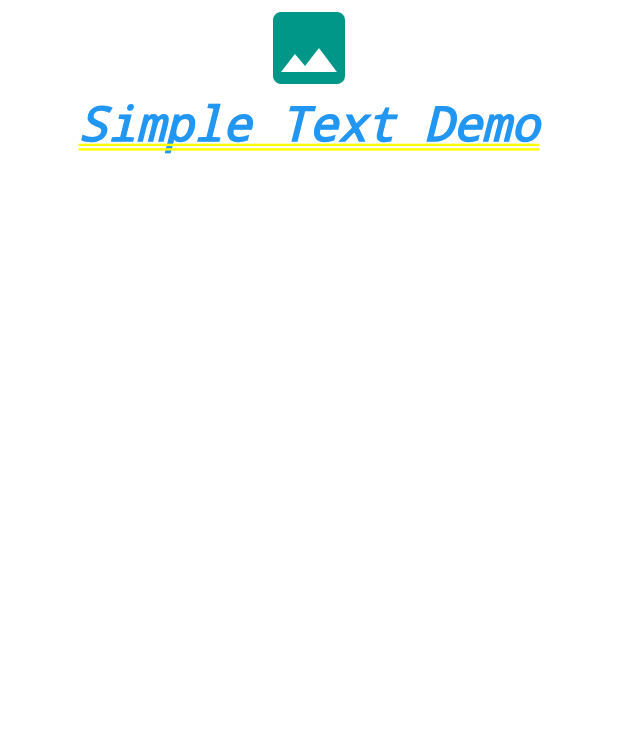
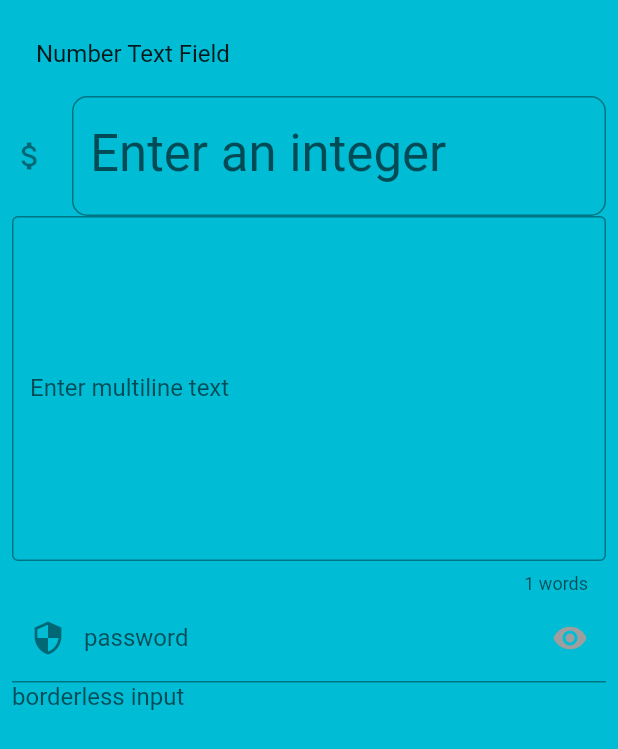
Before and after one commit to zarneezawwinoo/firstFlutter, a Flutter app: the screen it shows after launch, on a phone screen of 412 x 824 dp. Shown: the top 749 px of the screen. Run offline on Flutter 3.47's test engine with Material 2 defaults, Android fonts, the phone set to English and light mode, and no system bars; our stand-ins replace fluttertoast.

Commit message:
1.add: text_field_screen.dart for various text widgets

```diff
--- a/lib/main.dart
+++ b/lib/main.dart
@@ -1,5 +1,5 @@
 import 'package:flutter/material.dart';
-import 'ui/login_screen.dart';
+import 'ui/text_field_screen.dart';
 
 void main() {
   runApp(MyApp());
@@ -16,6 +16,7 @@ class MyApp extends StatelessWidget {
         primaryColor: Colors.teal,
         visualDensity: VisualDensity.adaptivePlatformDensity,
       ),
-      home: LoginScreen(),
+      home: TextFieldScreen(),
+
     );
 }
--- a/lib/ui/login_screen.dart
+++ b/lib/ui/login_screen.dart
@@ -1,4 +1,5 @@
 import 'package:flutter/material.dart';
+
 class LoginScreen extends StatefulWidget {
   @override
   _LoginScreenState createState() => _LoginScreenState();
@@ -24,7 +25,9 @@ class _LoginScreenState extends State<LoginScreen> {
             decoration: TextDecoration.underline,
           ),
         ),
+
       ],
     )
   );
+
 }
--- /dev/null
+++ b/lib/ui/text_field_screen.dart
@@ -0,0 +1,107 @@
+import 'package:flutter/material.dart';
+import 'package:fluttertoast/fluttertoast.dart';
+class TextFieldScreen extends StatefulWidget {
+  @override
+  _TextFieldScreenState createState() => _TextFieldScreenState();
+}
+
+class _TextFieldScreenState extends State<TextFieldScreen> {
+  bool _numberInputIsValid=true;
+  final _controller=TextEditingController();
+  @override
+  Widget build(BuildContext context) => Scaffold(
+    backgroundColor: Colors.cyan,
+    body:   ListView(
+      padding: const EdgeInsets.all(8),
+      children: <Widget>[
+        const ListTile(
+          title: Text('Number Text Field'),
+        ),
+        _buildNumberTextField(),
+        _buildMultilineTextField(),
+        _buildPasswordTextField(),
+        _buildBorderlessTextField(),
+
+      ],
+    ),
+  );
+  Widget _buildNumberTextField() =>
+      TextField(
+        keyboardType: TextInputType.number,
+        style: Theme.of(context).textTheme.headline4,
+        decoration: InputDecoration(
+            icon: Icon(Icons.attach_money),
+            labelText: 'Enter an integer',
+            errorText: _numberInputIsValid ? null : 'Please enter an integer',
+            border: const OutlineInputBorder(
+              borderRadius: BorderRadius.all(Radius.circular(10)),
+            )
+        ),
+        onSubmitted: (val)=>
+        Fluttertoast.showToast(msg: 'You entered: ${int.parse(val)}',
+          toastLength: Toast.LENGTH_LONG,
+          gravity: ToastGravity.CENTER,
+          backgroundColor: Colors.amber,
+          textColor: Colors.black,
+          webPosition: val,
+        ), onChanged: (val) {
+
+        var v = int.tryParse(val);
+        debugPrint('parsed value=$v');
+        if (v == null) {
+          setState(() =>
+            _numberInputIsValid = false
+          );
+        }
+        else{
+          setState(() =>
+              _numberInputIsValid=true
+          );
+        }
+      },
+      );
+  Widget _buildMultilineTextField()=> TextField(
+      controller: _controller,
+      maxLines: 10,
+      textCapitalization: TextCapitalization.sentences,
+      decoration: InputDecoration(
+        counterText: '${_controller.text.split(' ').length} words',
+        labelText: 'Enter multiline text',
+        hintText: 'type somethings...',
+        border: const OutlineInputBorder(),
+      ),
+    onChanged: (text) {
+      setState((){});
+      print(_controller.text);
+    },
+
+    );
+  bool _showPassword=false;
+  Widget _buildPasswordTextField()
+  => TextField(
+      obscureText: !_showPassword,
+      decoration:  InputDecoration(
+        labelText: 'password',
+        prefixIcon: Icon(Icons.security),
+        suffixIcon: IconButton(
+          icon: Icon(
+            Icons.remove_red_eye,
+            color: _showPassword ? Colors.blue:Colors.grey,
+          ),
+          onPressed: ()
+          {
+            setState(() {
+          _showPassword=!_showPassword;
+            });
+          },
+        )
+      )
+    );
+  Widget _buildBorderlessTextField()
+  => const TextField(
+      maxLines: 3,
+    decoration: InputDecoration.collapsed(hintText: 'borderless input'),
+    );
+
+
+}
--- a/pubspec.yaml
+++ b/pubspec.yaml
@@ -8,6 +8,7 @@ environment:
   sdk: "2.8.4"
 
 dependencies:
+  fluttertoast: ^7.0.2
   flutter:
     sdk: flutter
 
```
Also changed, not shown: pubspec.lock.
